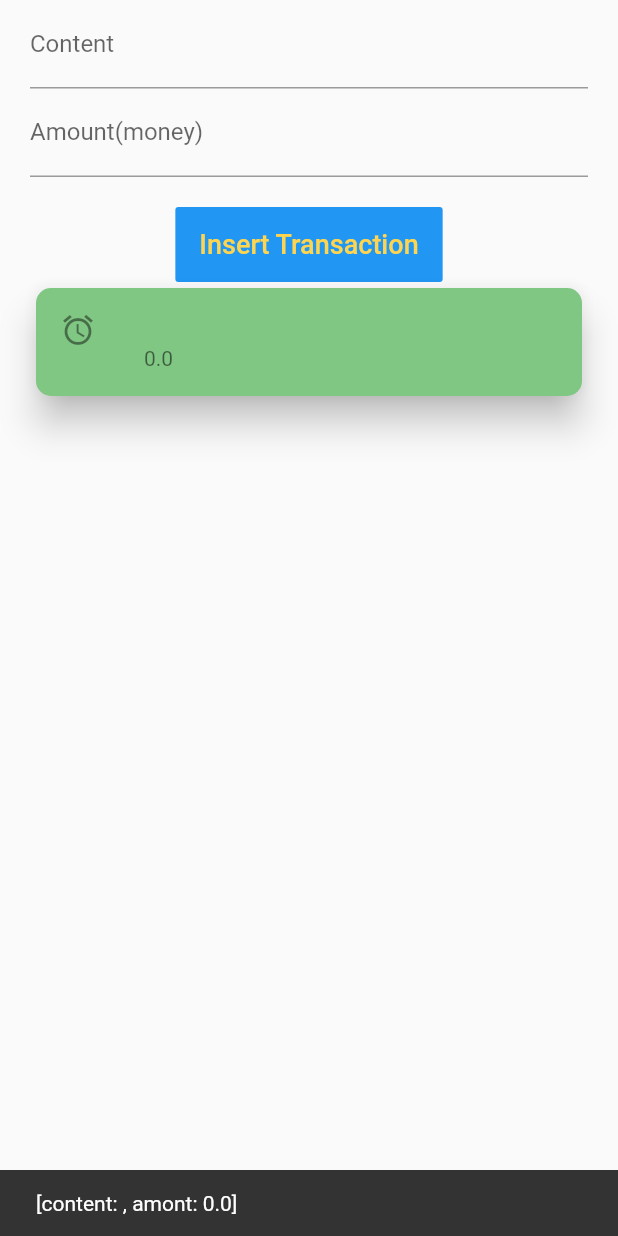
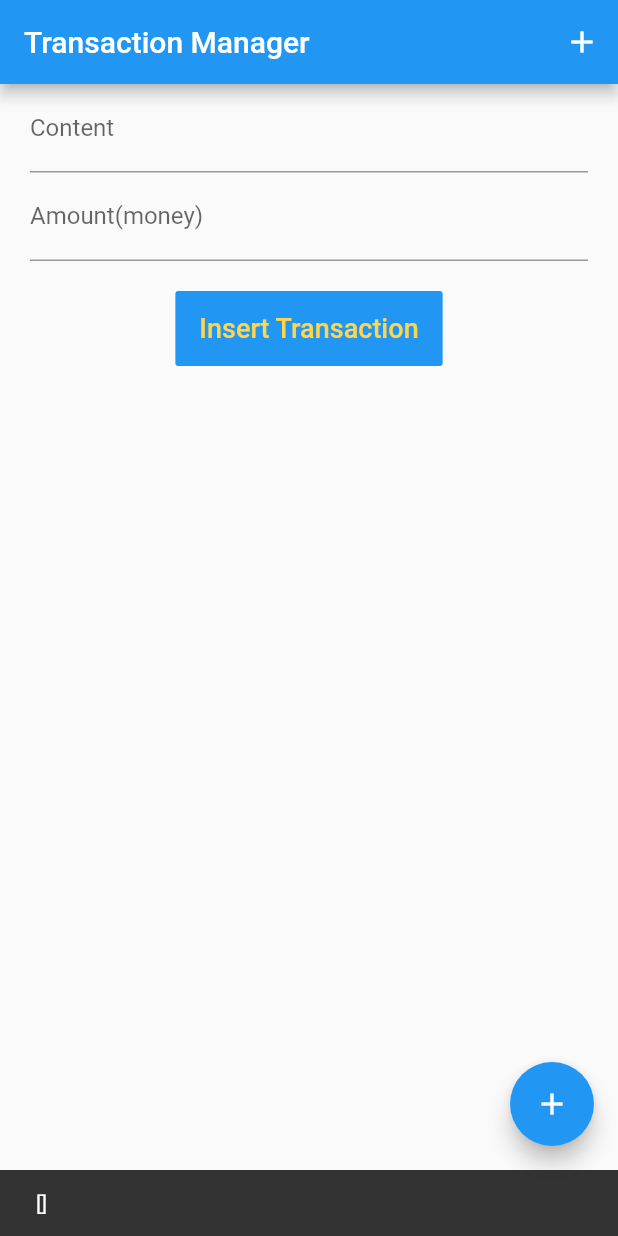
Before and after one commit to yankzsoe/flutter_first_app, a Flutter app: the screen it shows after launch, after a tap on "Insert Transaction", on a phone screen of 412 x 824 dp. Run offline on Flutter 3.47's test engine with Material 2 defaults, Android fonts, the phone set to English and light mode, and no system bars.

Commit message:
Customize AppBar and FloatingActionButton

```diff
--- a/first_apps/lib/myapp.dart
+++ b/first_apps/lib/myapp.dart
@@ -27,12 +27,44 @@ class _MyAppState extends State<MyApp> with WidgetsBindingObserver {
     WidgetsBinding.instance.removeObserver(this);
   }
 
+  void _insertTransaction() {
+    if (transaction.content.isEmpty ||
+        transaction.amount.isNaN ||
+        transaction.amount == 0.0) return;
+
+    _transactions.add(transaction);
+    transaction = Transaction(content: '', amount: 0.0);
+    _contentController.text = '';
+    _amountController.text = '';
+  }
+
   @override
   Widget build(BuildContext context) {
     return MaterialApp(
         title: "latihan 1",
         theme: ThemeData(primarySwatch: Colors.blue),
         home: Scaffold(
+            appBar: AppBar(
+              title: const Text('Transaction Manager'),
+              actions: <Widget>[
+                IconButton(
+                    icon: Icon(Icons.add),
+                    onPressed: () {
+                      setState(() {
+                        this._insertTransaction();
+                      });
+                    })
+              ],
+            ),
+            floatingActionButton: FloatingActionButton(
+              tooltip: 'Add transaction',
+              child: Icon(Icons.add),
+              onPressed: () {
+                setState(() {
+                  this._insertTransaction();
+                });
+              },
+            ),
             key: _scaffoldKey,
             body: SafeArea(
                 minimum: EdgeInsets.only(left: 20, right: 20),
@@ -71,11 +103,7 @@ class _MyAppState extends State<MyApp> with WidgetsBindingObserver {
                             ),
                             onPressed: () {
                               setState(() {
-                                _transactions.add(transaction);
-                                transaction =
-                                    Transaction(content: '', amount: 0.0);
-                                _contentController.text = '';
-                                _amountController.text = '';
+                                this._insertTransaction();
                               });
                               _scaffoldKey.currentState.showSnackBar(SnackBar(
                                 content: Text(_transactions.toString()),
```
